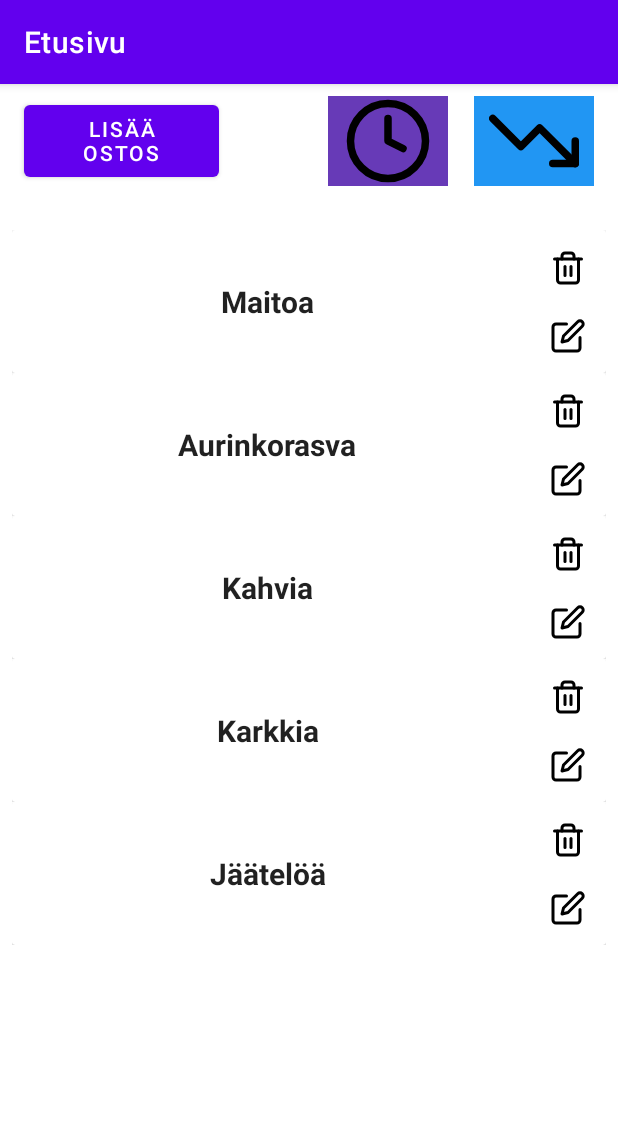
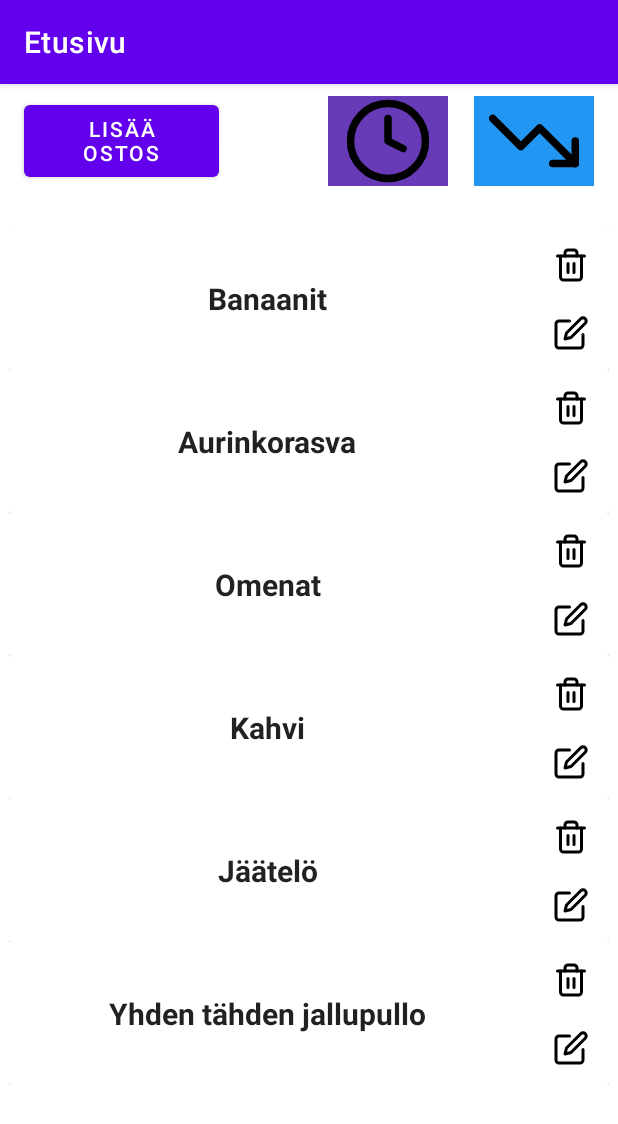
Before and after one commit to arnotoro/olioweek11, an Android app: the screen it shows after launch (MainActivity), after a tap on an icon or button, on a phone screen of 412 x 824 dp. Shown: the top 1124 px of the screen. Run offline under Robolectric (Android 15) with nearby library versions, the phone set to English and light mode, and no system bars.

Commit message:
fixed a few sorting bugs

```diff
--- a/app/src/main/java/com/example/week11/AddItemActivity.java
+++ b/app/src/main/java/com/example/week11/AddItemActivity.java
@@ -25,6 +25,7 @@ public class AddItemActivity extends AppCompatActivity {
     }
 
     public void addItem(View view) {
+        // get the input from the EditText field and pass it back to main activity
         inputField = findViewById(R.id.inputItem);
         String input = inputField.getText().toString();
         Intent intent = new Intent();
--- a/app/src/main/java/com/example/week11/MainActivity.java
+++ b/app/src/main/java/com/example/week11/MainActivity.java
@@ -22,8 +22,8 @@ import java.util.Objects;
 
 public class MainActivity extends AppCompatActivity {
     RecyclerView recyclerView;
-    ArrayList<String> items = new ArrayList<>();
-    static ArrayList<String> originalSort = new ArrayList<>();
+    static ArrayList<String> items = new ArrayList<>();
+    static ArrayList<String> sortedData = new ArrayList<>();
 
     ActivityResultLauncher<Intent> launchActivityForResult = registerForActivityResult(
         new ActivityResultContracts.StartActivityForResult(), new ActivityResultCallback<ActivityResult>() {
@@ -35,8 +35,8 @@ public class MainActivity extends AppCompatActivity {
                         ViewAdapter adapter = (ViewAdapter) recyclerView.getAdapter();
                         if (adapter != null) {
                             items.add(item);
-                            originalSort.add(item);
-                            adapter.notifyItemInserted(adapter.listItems.size() - 1);
+                            sortedData.add(item);
+                            adapter.notifyItemInserted(items.size());
                         }
                     }
                 }
@@ -50,55 +50,51 @@ public class MainActivity extends AppCompatActivity {
 
         recyclerView = findViewById(R.id.recyclerView);
 
+        items.add("Banaanit");
+        items.add("Aurinkorasva");
+        items.add("Omenat");
+        items.add("Kahvi");
+        items.add("Jäätelö");
+        items.add("Yhden tähden jallupullo");
 
-        items.add("Maitoa");
+        sortedData.addAll(items);
 
         ViewAdapter adapter = new ViewAdapter(this, items);
         recyclerView.setAdapter(adapter);
         recyclerView.setLayoutManager(new LinearLayoutManager(this));
-        items.add("Aurinkorasva");
-        items.add("Kahvia");
-        items.add("Karkkia");
-        items.add("Jäätelöä");
-
     }
 
     public void addItem(View view) {
+        // launch new activity to add item
+        // result handled in onActivityResult
         Intent intent = new Intent(this, AddItemActivity.class);
         launchActivityForResult.launch(intent);
     }
 
     public void sortByTime(View view) {
-        if (!originalSort.equals(items)) {
-            for (String item : items) {
-                if (!originalSort.contains(item)) {
-                    originalSort.add(item);
-                }
-            }
-        }
-
+        sortedData.clear();
+        sortedData.addAll(items);
+        System.out.println(sortedData);
         ViewAdapter adapter = (ViewAdapter) recyclerView.getAdapter();
+        // sort by time, oldest first
         if (adapter != null) {
-            for (int i = 0; i < items.size(); i++) {
-                items.set(i, originalSort.get(i));
-            }
-            adapter.notifyItemRangeChanged(0, adapter.listItems.size());
+            System.out.println(sortedData);
+            adapter.listItems = sortedData;
+            adapter.notifyDataSetChanged();
         }
     }
 
     public void sortByAlphabet(View view) {
-        if (!originalSort.equals(items)) {
-            for (String item : items) {
-                if (!originalSort.contains(item)) {
-                    originalSort.add(item);
-                }
-            }
-        }
-
+        sortedData.clear();
+        sortedData.addAll(items);
+        System.out.println(sortedData);
         ViewAdapter adapter = (ViewAdapter) recyclerView.getAdapter();
+        // sort by alphabet, A-z
         if (adapter != null) {
-            Collections.sort(items);
-            adapter.notifyItemRangeChanged(0, adapter.listItems.size());
+            Collections.sort(sortedData);
+            System.out.println(sortedData);
+            adapter.listItems = sortedData;
+            adapter.notifyDataSetChanged();
         }
     }
 
--- a/app/src/main/res/layout/activity_main.xml
+++ b/app/src/main/res/layout/activity_main.xml
@@ -57,8 +57,8 @@
 
         <androidx.recyclerview.widget.RecyclerView
             android:id="@+id/recyclerView"
-            android:layout_width="match_parent"
-            android:layout_height="650dp"
+            android:layout_width="400dp"
+            android:layout_height="654dp"
             android:layout_marginStart="8dp"
             android:layout_marginTop="76dp"
             android:layout_marginEnd="8dp"
```
Also changed, not shown: app/src/main/java/com/example/week11/ViewAdapter.java (+21 -5 lines).
